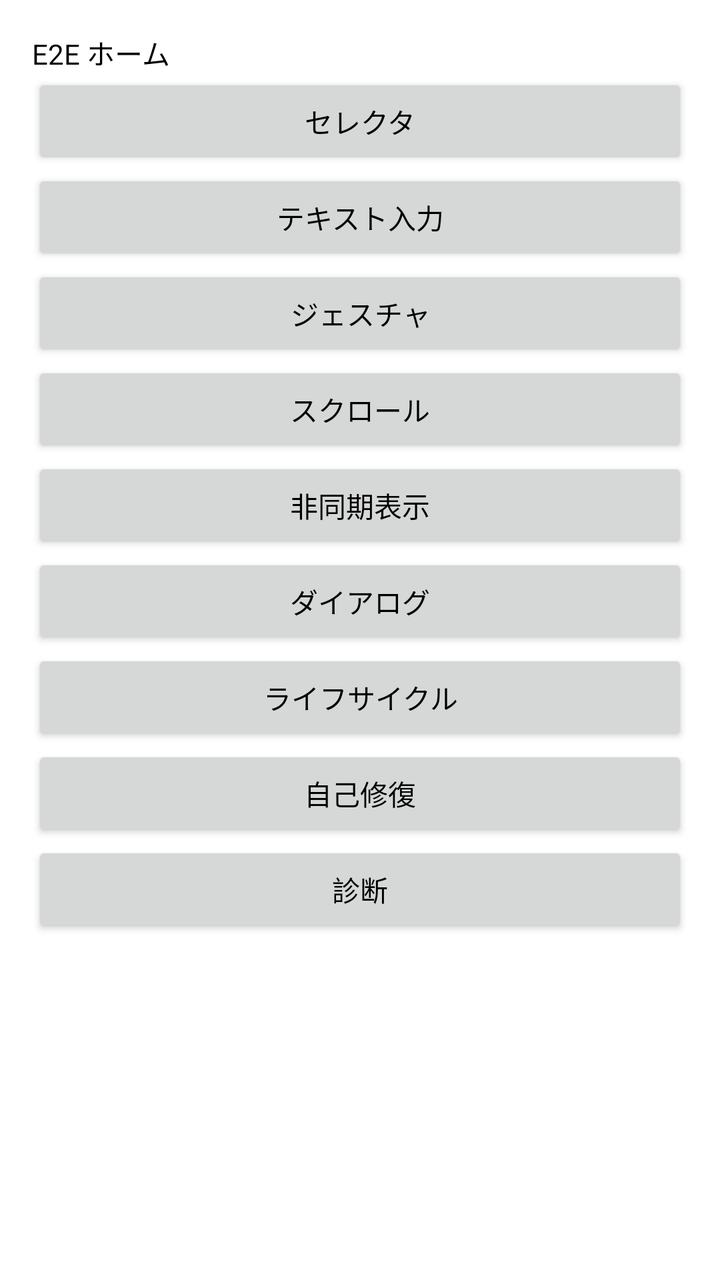
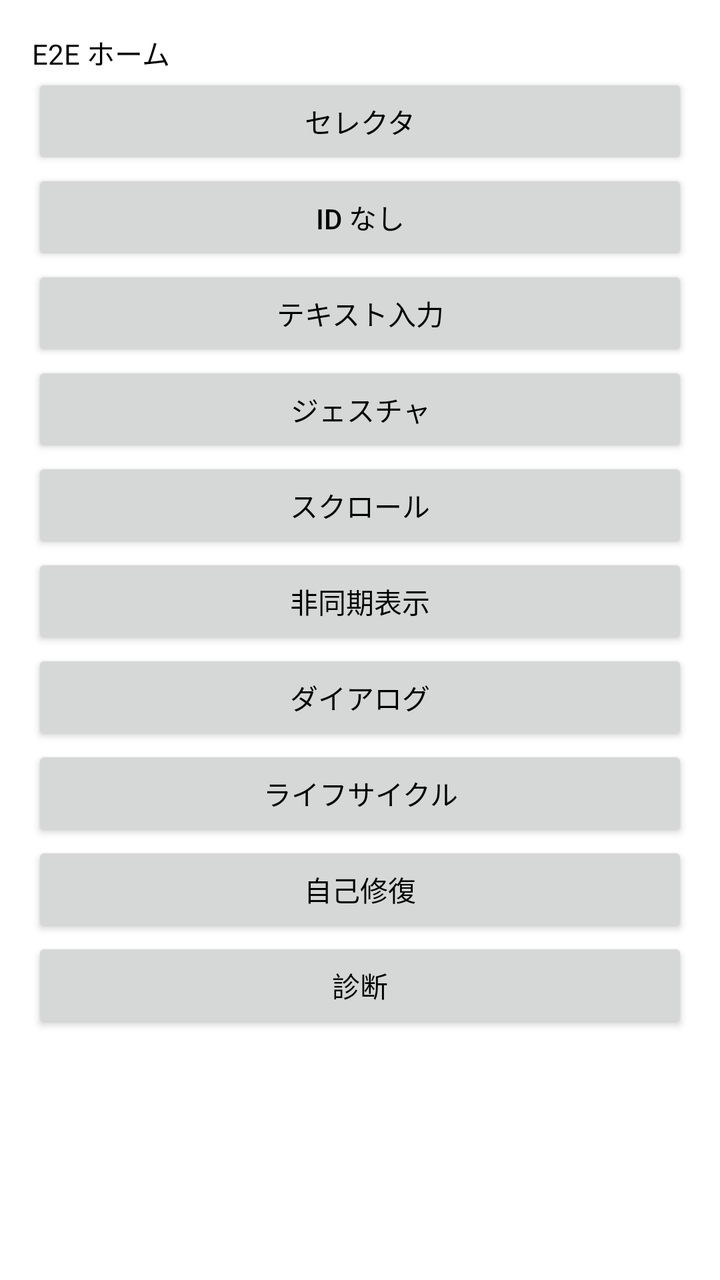

Compare the two renders of this Android layout. The source of the first and the diff that turns it into the second are given below.
<!-- AndroidManifest.xml: application theme Theme.FTE2E -->
<!-- res/layout/screen_home.xml -->
<?xml version="1.0" encoding="utf-8"?>
<ScrollView xmlns:android="http://schemas.android.com/apk/res/android"
    android:layout_width="match_parent"
    android:layout_height="match_parent">

    <LinearLayout
        android:layout_width="match_parent"
        android:layout_height="wrap_content"
        android:orientation="vertical"
        android:padding="16dp">

        <TextView
            android:id="@+id/txt_home_marker"
            android:layout_width="wrap_content"
            android:layout_height="wrap_content"
            android:text="E2E ホーム" />

        <Button
            android:id="@+id/nav_selector"
            android:layout_width="match_parent"
            android:layout_height="wrap_content"
            android:minHeight="48dp"
            android:text="セレクタ" />

        <Button
            android:id="@+id/nav_input"
            android:layout_width="match_parent"
            android:layout_height="wrap_content"
            android:minHeight="48dp"
            android:text="テキスト入力" />

        <Button
            android:id="@+id/nav_gesture"
            android:layout_width="match_parent"
            android:layout_height="wrap_content"
            android:minHeight="48dp"
            android:text="ジェスチャ" />

        <Button
            android:id="@+id/nav_scroll"
            android:layout_width="match_parent"
            android:layout_height="wrap_content"
            android:minHeight="48dp"
            android:text="スクロール" />

        <Button
            android:id="@+id/nav_async"
            android:layout_width="match_parent"
            android:layout_height="wrap_content"
            android:minHeight="48dp"
            android:text="非同期表示" />

        <Button
            android:id="@+id/nav_dialog"
            android:layout_width="match_parent"
            android:layout_height="wrap_content"
            android:minHeight="48dp"
            android:text="ダイアログ" />

        <Button
            android:id="@+id/nav_lifecycle"
            android:layout_width="match_parent"
            android:layout_height="wrap_content"
            android:minHeight="48dp"
            android:text="ライフサイクル" />

        <Button
            android:id="@+id/nav_heal"
            android:layout_width="match_parent"
            android:layout_height="wrap_content"
            android:minHeight="48dp"
            android:text="自己修復" />

        <Button
            android:id="@+id/nav_diagnostics"
            android:layout_width="match_parent"
            android:layout_height="wrap_content"
            android:minHeight="48dp"
            android:text="診断" />
    </LinearLayout>
</ScrollView>
<!-- resources referenced by this layout -->
<resources>
  <style name="Theme.FTE2E" parent="Theme.AppCompat.DayNight.NoActionBar">
          <item name="android:windowBackground">@android:color/white</item>
          <item name="android:textColor">@android:color/black</item>
      </style>
</resources>

<!-- the commit's change to res/layout/screen_home.xml (unified diff, before → after) -->
@@ -21,6 +21,12 @@
             android:layout_height="wrap_content"
             android:minHeight="48dp"
             android:text="セレクタ" />
+        <Button
+            android:id="@+id/nav_noid"
+            android:layout_width="match_parent"
+            android:layout_height="wrap_content"
+            android:minHeight="48dp"
+            android:text="ID なし" />
 
         <Button
             android:id="@+id/nav_input"
@@ -77,5 +83,6 @@
             android:layout_height="wrap_content"
             android:minHeight="48dp"
             android:text="診断" />
+
     </LinearLayout>
 </ScrollView>
